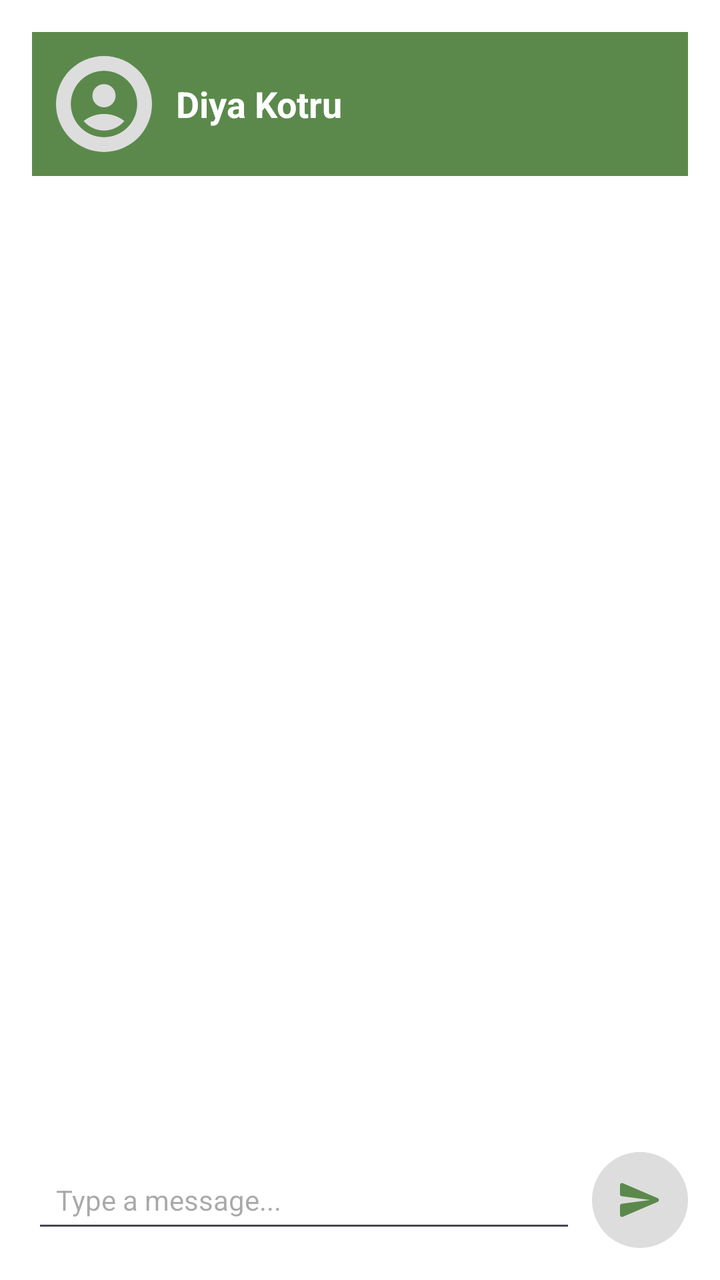
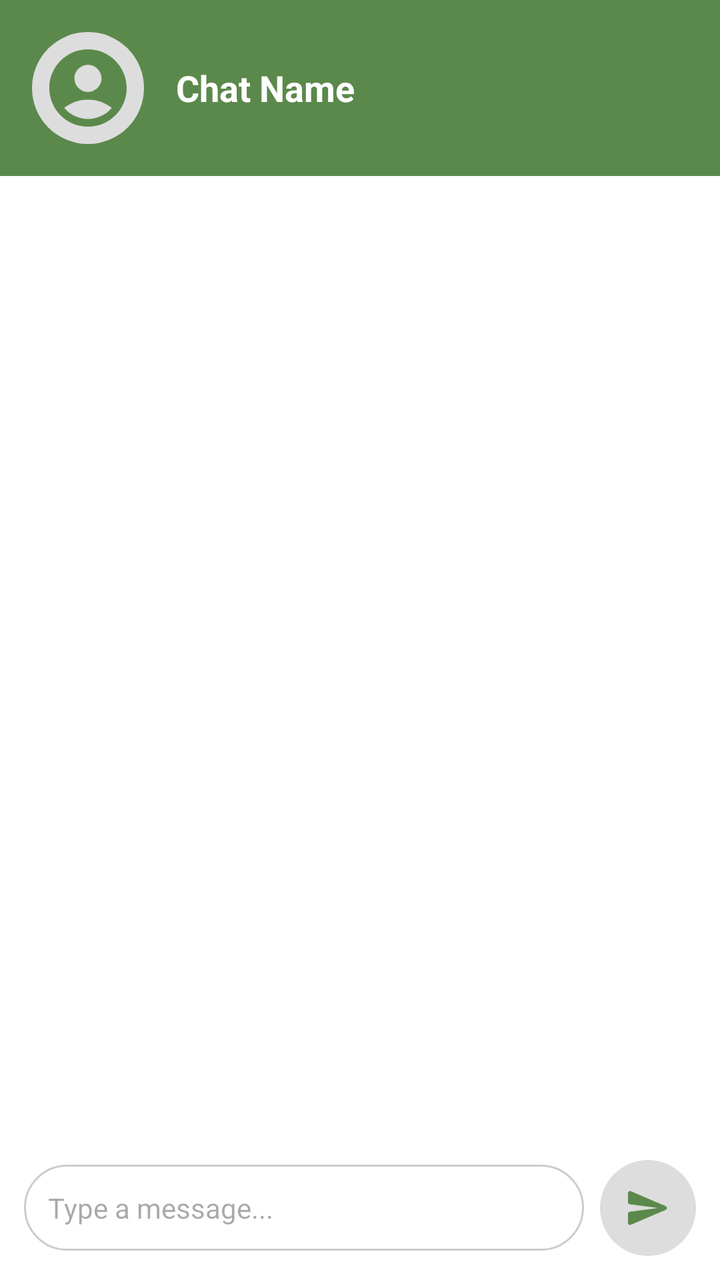

Two renders of the same Android screen: before a commit and after it. Below are the layout's source before the change and the commit's diff.
<!-- AndroidManifest.xml: application theme Theme.IG_Connect -->
<!-- res/layout/activity_chat.xml -->
<?xml version="1.0" encoding="utf-8"?>
<LinearLayout
    xmlns:android="http://schemas.android.com/apk/res/android"
    android:layout_width="match_parent"
    android:layout_height="match_parent"
    android:orientation="vertical"
    android:padding="16dp"
    android:background="@android:color/white">

    
    <LinearLayout
        android:layout_width="match_parent"
        android:layout_height="wrap_content"
        android:orientation="horizontal"
        android:gravity="center_vertical"
        android:paddingBottom="12dp"
        android:background="@color/custom_green"
        android:padding="12dp">

        
        <ImageView
            android:id="@+id/profileImageChat"
            android:layout_width="48dp"
            android:layout_height="48dp"
            android:layout_marginEnd="12dp"
            android:scaleType="centerCrop"
            android:src="@drawable/ic_profile_placeholder"
            android:contentDescription="User Profile Image"
            android:background="@drawable/circle_background"/>

        
        <TextView
            android:id="@+id/chatHeader"
            android:layout_width="wrap_content"
            android:layout_height="wrap_content"
            android:text="Diya Kotru"
            android:textSize="18sp"
            android:textColor="@android:color/white"
            android:textStyle="bold"
            android:layout_gravity="center_vertical"/>
    </LinearLayout>

    
    <androidx.recyclerview.widget.RecyclerView
        android:id="@+id/recyclerViewMessages"
        android:layout_width="match_parent"
        android:layout_height="0dp"
        android:layout_marginBottom="8dp"
        android:layout_weight="1"
        android:paddingTop="8dp"/>

    
    <LinearLayout
        android:layout_width="match_parent"
        android:layout_height="wrap_content"
        android:orientation="horizontal"
        android:gravity="center_vertical"
        android:paddingTop="8dp"
        android:background="@android:color/white">

        
        <EditText
            android:id="@+id/messageInput"
            android:layout_width="0dp"
            android:layout_height="wrap_content"
            android:layout_weight="1"
            android:hint="Type a message..."
            android:padding="12dp"
            android:textColor="#000000"
            android:inputType="text"
            android:maxLines="1"
            android:textSize="14sp"
            android:lineSpacingExtra="4dp"/>

        
        <ImageView
            android:id="@+id/sendButton"
            android:layout_width="48dp"
            android:layout_height="48dp"
            android:src="@drawable/ic_send"
            android:layout_marginStart="8dp"
            android:clickable="true"
            android:focusable="true"
            android:contentDescription="Send Message"
            android:background="@drawable/circle_background"
            android:padding="12dp"/>
    </LinearLayout>

</LinearLayout>
<!-- resources referenced by this layout -->
<resources>
  <color name="custom_green">#5b894b</color>
  <!-- drawable circle_background (drawable) -->
  <shape xmlns:android="http://schemas.android.com/apk/res/android"
      android:shape="oval">
      <solid android:color="#DDDDDD"/>
  </shape>
  <!-- drawable ic_profile_placeholder (drawable) -->
  <vector xmlns:android="http://schemas.android.com/apk/res/android"
      android:width="108dp"
      android:height="108dp"
      android:viewportWidth="24"
      android:viewportHeight="24"
      android:tint="#5B894B">
  
      <group
          android:scaleX="0.8294"
          android:scaleY="0.8294"
          android:translateX="2.0472"
          android:translateY="2.0472">
          <path
              android:fillColor="@android:color/white"
              android:pathData="M12,2C6.48,2 2,6.48 2,12s4.48,10 10,10s10,-4.48 10,-10S17.52,2 12,2zM12,6c1.93,0 3.5,1.57 3.5,3.5S13.93,13 12,13s-3.5,-1.57 -3.5,-3.5S10.07,6 12,6zM12,20c-2.03,0 -4.43,-0.82 -6.14,-2.88C7.55,15.8 9.68,15 12,15s4.45,0.8 6.14,2.12C16.43,19.18 14.03,20 12,20z"/>
      </group>
  </vector>
  <!-- drawable ic_send (drawable) -->
  <vector xmlns:android="http://schemas.android.com/apk/res/android" android:autoMirrored="true" android:height="24dp" android:tint="#5B894B" android:viewportHeight="24" android:viewportWidth="24" android:width="24dp">
  
      <path android:fillColor="@android:color/white" android:pathData="M3.4,20.4l17.45,-7.48c0.81,-0.35 0.81,-1.49 0,-1.84L3.4,3.6c-0.66,-0.29 -1.39,0.2 -1.39,0.91L2,9.12c0,0.5 0.37,0.93 0.87,0.99L17,12 2.87,13.88c-0.5,0.07 -0.87,0.5 -0.87,1l0.01,4.61c0,0.71 0.73,1.2 1.39,0.91z"/>
  
  </vector>
  <style name="Theme.IG_Connect" parent="Base.Theme.IG_Connect" />
  <style name="Base.Theme.IG_Connect" parent="Theme.Material3.Light.NoActionBar">
          <item name="colorPrimary">@color/blue</item>
          <item name="colorPrimaryVariant">@color/blue</item>
          <item name="android:statusBarColor">@color/blue</item>
      </style>
  <color name="blue">#85DAFF</color>
</resources>

<!-- the commit's change to res/layout/activity_chat.xml (unified diff, before → after) -->
@@ -1,11 +1,11 @@
 <?xml version="1.0" encoding="utf-8"?>
-<LinearLayout
-    xmlns:android="http://schemas.android.com/apk/res/android"
+<LinearLayout xmlns:android="http://schemas.android.com/apk/res/android"
+    android:id="@+id/chatRootLayout"
     android:layout_width="match_parent"
     android:layout_height="match_parent"
     android:orientation="vertical"
-    android:padding="16dp"
-    android:background="@android:color/white">
+    android:background="@android:color/white"
+    android:padding="0dp">
 
     
     <LinearLayout
@@ -13,31 +13,29 @@
         android:layout_height="wrap_content"
         android:orientation="horizontal"
         android:gravity="center_vertical"
-        android:paddingBottom="12dp"
         android:background="@color/custom_green"
-        android:padding="12dp">
+        android:padding="16dp">
 
-        
         <ImageView
             android:id="@+id/profileImageChat"
-            android:layout_width="48dp"
-            android:layout_height="48dp"
-            android:layout_marginEnd="12dp"
+            android:layout_width="56dp"
+            android:layout_height="56dp"
             android:scaleType="centerCrop"
             android:src="@drawable/ic_profile_placeholder"
-            android:contentDescription="User Profile Image"
-            android:background="@drawable/circle_background"/>
+            android:contentDescription="Profile Image"
+            android:background="@drawable/circle_background"
+            android:layout_marginEnd="16dp"/>
 
-        
         <TextView
             android:id="@+id/chatHeader"
             android:layout_width="wrap_content"
             android:layout_height="wrap_content"
-            android:text="Diya Kotru"
+            android:text="Chat Name"
+            android:textColor="@android:color/white"
             android:textSize="18sp"
-            android:textColor="@android:color/white"
             android:textStyle="bold"
-            android:layout_gravity="center_vertical"/>
+            android:maxLines="1"
+            android:ellipsize="end"/>
     </LinearLayout>
 
     
@@ -45,9 +43,11 @@
         android:id="@+id/recyclerViewMessages"
         android:layout_width="match_parent"
         android:layout_height="0dp"
-        android:layout_marginBottom="8dp"
         android:layout_weight="1"
-        android:paddingTop="8dp"/>
+        android:padding="8dp"
+        android:clipToPadding="false"
+        android:scrollbars="vertical"
+        android:overScrollMode="never" />
 
     
     <LinearLayout
@@ -55,35 +55,34 @@
         android:layout_height="wrap_content"
         android:orientation="horizontal"
         android:gravity="center_vertical"
-        android:paddingTop="8dp"
-        android:background="@android:color/white">
+        android:background="@android:color/white"
+        android:padding="12dp">
 
-        
         <EditText
             android:id="@+id/messageInput"
             android:layout_width="0dp"
             android:layout_height="wrap_content"
             android:layout_weight="1"
             android:hint="Type a message..."
+            android:textColor="#000000"
+            android:textSize="14sp"
             android:padding="12dp"
-            android:textColor="#000000"
-            android:inputType="text"
-            android:maxLines="1"
-            android:textSize="14sp"
-            android:lineSpacingExtra="4dp"/>
+            android:lineSpacingExtra="4dp"
+            android:maxLines="5"
+            android:background="@drawable/edittext_background"
+            android:inputType="text" />
 
-        
         <ImageView
             android:id="@+id/sendButton"
             android:layout_width="48dp"
             android:layout_height="48dp"
             android:src="@drawable/ic_send"
             android:layout_marginStart="8dp"
+            android:contentDescription="Send"
+            android:background="@drawable/circle_background"
+            android:padding="12dp"
             android:clickable="true"
-            android:focusable="true"
-            android:contentDescription="Send Message"
-            android:background="@drawable/circle_background"
-            android:padding="12dp"/>
+            android:focusable="true"/>
     </LinearLayout>
 
 </LinearLayout>
<!-- resource entries referenced after the edit -->
@@ -5,6 +5,14 @@
   <shape xmlns:android="http://schemas.android.com/apk/res/android"
       android:shape="oval">
       <solid android:color="#DDDDDD"/>
+  </shape>
+  <!-- drawable edittext_background (drawable) -->
+  <?xml version="1.0" encoding="utf-8"?>
+  <shape xmlns:android="http://schemas.android.com/apk/res/android"
+      android:shape="rectangle">
+      <solid android:color="#FFFFFF" />
+      <corners android:radius="24dp"/>
+      <stroke android:width="1dp" android:color="#CCCCCC"/>
   </shape>
   <!-- drawable ic_profile_placeholder (drawable) -->
   <vector xmlns:android="http://schemas.android.com/apk/res/android"
